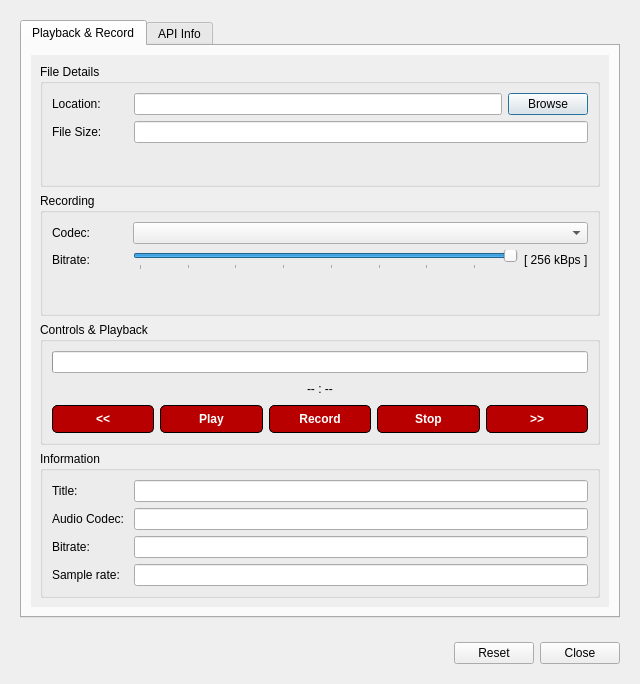
This is src/ui/gkaudioplaydialog.ui in GekkoFyre/small-world-deluxe as Qt 5 draws it before an edit. The edited form follows.
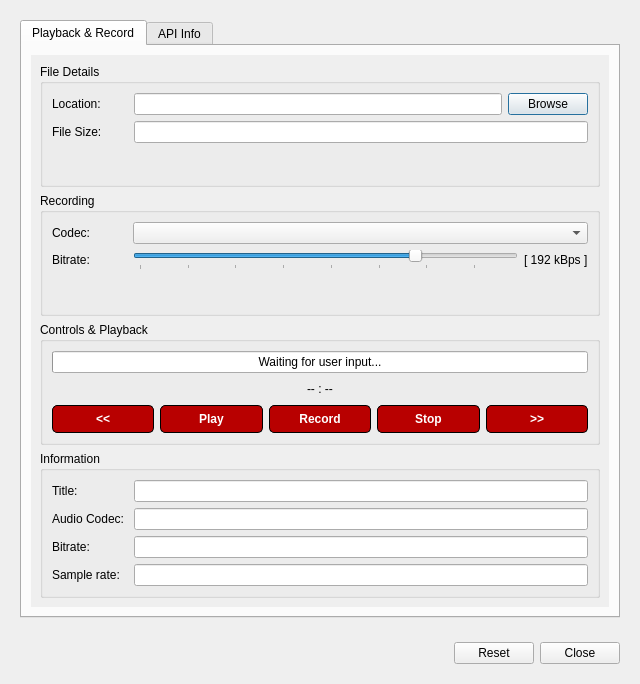
This is the edited form.

What changed in the file:
```diff
--- a/src/ui/gkaudioplaydialog.ui
+++ b/src/ui/gkaudioplaydialog.ui
@@ -200,7 +200,7 @@
                        <number>32</number>
                       </property>
                       <property name="value">
-                       <number>256</number>
+                       <number>192</number>
                       </property>
                       <property name="orientation">
                        <enum>Qt::Horizontal</enum>
@@ -216,7 +216,7 @@
                     <item>
                      <widget class="QLabel" name="label_playback_rec_bitrate_kbps">
                       <property name="text">
-                       <string>[ 256 kBps ]</string>
+                       <string>[ 192 kBps ]</string>
                       </property>
                      </widget>
                     </item>
@@ -258,8 +258,14 @@
                       <property name="value">
                        <number>0</number>
                       </property>
+                      <property name="alignment">
+                       <set>Qt::AlignCenter</set>
+                      </property>
                       <property name="textVisible">
-                       <bool>false</bool>
+                       <bool>true</bool>
+                      </property>
+                      <property name="format">
+                       <string>Waiting for user input...</string>
                       </property>
                      </widget>
                     </item>
```
